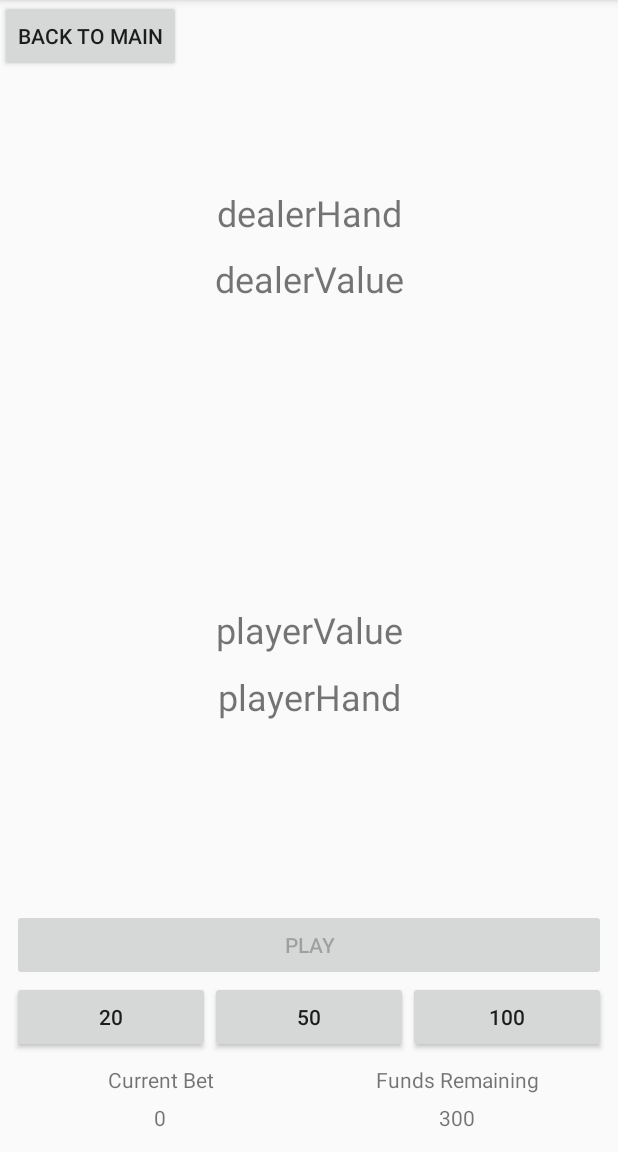
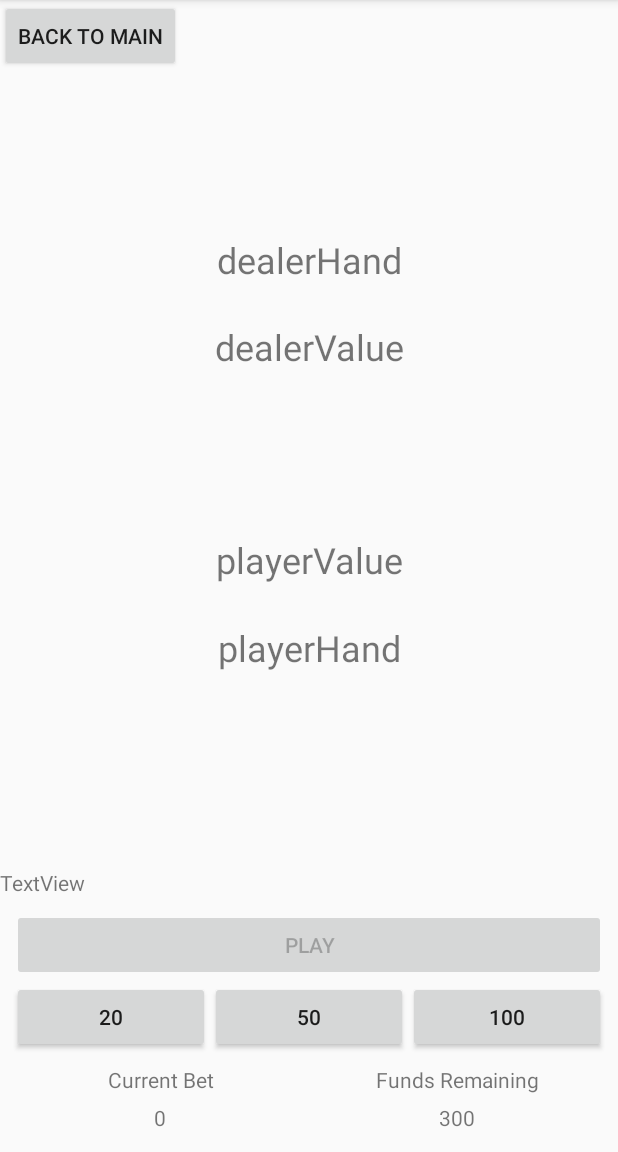
Before and after one commit to dotbig/BareBonesBlackjack, an Android app: the GameActivity screen opened directly, with no data from a screen before it, on a phone screen of 412 x 824 dp, the part 84-1236 px from its top. Run offline under Robolectric (Android 15) with nearby library versions, the phone set to English and light mode, and no system bars.

Commit message:
event log, hand display structure
added the event log, simple textview to log significant information since it's hard to realise what's going on sometimes due to everything happening instantly. also useful for debugging right now

altered the structure of the hand information displays to make it more modular; placed all of it inside of a linear view so that it can be moved around/resized together

```diff
--- a/app/src/main/res/layout/activity_game.xml
+++ b/app/src/main/res/layout/activity_game.xml
@@ -13,23 +13,6 @@
         android:text="back to main"
         tools:layout_editor_absoluteX="16dp"
         tools:layout_editor_absoluteY="217dp" />
-
-    <TextView
-        android:id="@+id/textviewValueDealer"
-        android:layout_width="0dp"
-        android:layout_height="40dp"
-        android:layout_marginStart="8dp"
-        android:layout_marginLeft="8dp"
-        android:layout_marginTop="8dp"
-        android:layout_marginEnd="8dp"
-        android:layout_marginRight="8dp"
-        android:gravity="center"
-        android:text="dealerValue"
-        android:textSize="24sp"
-        app:layout_constraintEnd_toEndOf="parent"
-        app:layout_constraintHorizontal_bias="1.0"
-        app:layout_constraintStart_toStartOf="parent"
-        app:layout_constraintTop_toBottomOf="@+id/textviewHandDealer" />
 
     <LinearLayout
         android:id="@+id/currencyBar"
@@ -240,13 +223,112 @@
 
     </LinearLayout>
 
+    <android.support.constraint.Guideline
+        android:id="@+id/guideline"
+        android:layout_width="wrap_content"
+        android:layout_height="wrap_content"
+        android:orientation="vertical"
+        app:layout_constraintGuide_begin="205dp" />
+
+    <TextView
+        android:id="@+id/textviewEventLog"
+        android:layout_width="match_parent"
+        android:layout_height="0dp"
+        android:layout_marginTop="8dp"
+        android:layout_weight=".7"
+        android:gravity="bottom"
+        android:text="TextView"
+        app:layout_constraintBottom_toBottomOf="@+id/linearLayout"
+        app:layout_constraintTop_toTopOf="parent"
+        tools:layout_editor_absoluteX="8dp" />
+
+    <LinearLayout
+        android:id="@+id/linearLayout"
+        android:layout_width="0dp"
+        android:layout_height="0dp"
+        android:layout_marginStart="8dp"
+        android:layout_marginTop="8dp"
+        android:layout_marginEnd="8dp"
+        android:layout_marginBottom="8dp"
+        android:orientation="vertical"
+        android:weightSum="1"
+        app:layout_constraintBottom_toTopOf="@+id/buttonBars"
+        app:layout_constraintEnd_toEndOf="parent"
+        app:layout_constraintStart_toStartOf="parent"
+        app:layout_constraintTop_toTopOf="parent">
+
+        <LinearLayout
+            android:layout_width="match_parent"
+            android:layout_height="wrap_content"
+            android:layout_weight=".45"
+            android:orientation="vertical"
+            android:weightSum="1">
+
+            <TextView
+                android:id="@+id/textviewHandDealer"
+                android:layout_width="match_parent"
+                android:layout_height="wrap_content"
+                android:layout_marginStart="8dp"
+                android:layout_marginLeft="8dp"
+                android:layout_marginTop="8dp"
+                android:layout_marginEnd="8dp"
+                android:layout_marginRight="8dp"
+                android:layout_weight=".8"
+                android:gravity="bottom|center"
+                android:text="dealerHand"
+                android:textSize="24sp"
+                app:layout_constraintEnd_toEndOf="parent"
+                app:layout_constraintStart_toStartOf="parent"
+                app:layout_constraintTop_toTopOf="parent" />
+
+            <TextView
+                android:id="@+id/textviewValueDealer"
+                android:layout_width="match_parent"
+                android:layout_height="wrap_content"
+                android:layout_marginStart="8dp"
+                android:layout_marginLeft="8dp"
+                android:layout_marginTop="8dp"
+                android:layout_marginEnd="8dp"
+                android:layout_marginRight="8dp"
+                android:layout_weight=".2"
+                android:gravity="center"
+                android:text="dealerValue"
+                android:textSize="24sp"
+                app:layout_constraintEnd_toEndOf="parent"
+                app:layout_constraintHorizontal_bias="1.0"
+                app:layout_constraintStart_toStartOf="parent"
+                app:layout_constraintTop_toBottomOf="@+id/textviewHandDealer" />
+        </LinearLayout>
+
+        <TextView
+            android:id="@+id/textviewResult"
+            android:layout_width="match_parent"
+            android:layout_height="wrap_content"
+            android:layout_marginStart="8dp"
+            android:layout_marginTop="8dp"
+            android:layout_marginEnd="8dp"
+            android:layout_marginBottom="8dp"
+            android:layout_weight=".1"
+            app:layout_constraintBottom_toTopOf="@+id/textviewValuePlayer"
+            app:layout_constraintEnd_toEndOf="parent"
+            app:layout_constraintStart_toStartOf="parent"
+            app:layout_constraintTop_toBottomOf="@+id/textviewValueDealer" />
+
+        <LinearLayout
+            android:layout_width="match_parent"
+            android:layout_height="wrap_content"
+            android:layout_weight=".45"
+            android:orientation="vertical"
+            android:weightSum="1">
+
             <TextView
                 android:id="@+id/textviewValuePlayer"
-        android:layout_width="0dp"
-        android:layout_height="40dp"
+                android:layout_width="match_parent"
+                android:layout_height="wrap_content"
                 android:layout_marginStart="8dp"
                 android:layout_marginEnd="8dp"
                 android:layout_marginBottom="8dp"
+                android:layout_weight=".2"
                 android:gravity="center"
                 android:text="playerValue"
                 android:textSize="24sp"
@@ -257,54 +339,21 @@
 
             <TextView
                 android:id="@+id/textviewHandPlayer"
-        android:layout_width="0dp"
-        android:layout_height="150dp"
+                android:layout_width="match_parent"
+                android:layout_height="wrap_content"
                 android:layout_marginStart="8dp"
                 android:layout_marginLeft="8dp"
                 android:layout_marginEnd="8dp"
                 android:layout_marginRight="8dp"
                 android:layout_marginBottom="8dp"
+                android:layout_weight=".8"
                 android:gravity="center|top"
                 android:text="playerHand"
                 android:textSize="24sp"
                 app:layout_constraintBottom_toTopOf="@+id/buttonBars"
                 app:layout_constraintEnd_toEndOf="parent"
                 app:layout_constraintStart_toStartOf="parent" />
-
-    <android.support.constraint.Guideline
-        android:id="@+id/guideline"
-        android:layout_width="wrap_content"
-        android:layout_height="wrap_content"
-        android:orientation="vertical"
-        app:layout_constraintGuide_begin="205dp" />
-
-    <TextView
-        android:id="@+id/textviewHandDealer"
-        android:layout_width="0dp"
-        android:layout_height="150dp"
-        android:layout_marginStart="8dp"
-        android:layout_marginLeft="8dp"
-        android:layout_marginTop="8dp"
-        android:layout_marginEnd="8dp"
-        android:layout_marginRight="8dp"
-        android:gravity="bottom|center"
-        android:text="dealerHand"
-        android:textSize="24sp"
-        app:layout_constraintEnd_toEndOf="parent"
-        app:layout_constraintStart_toStartOf="parent"
-        app:layout_constraintTop_toTopOf="parent" />
-
-    <TextView
-        android:id="@+id/textviewResult"
-        android:layout_width="wrap_content"
-        android:layout_height="wrap_content"
-        android:layout_marginStart="8dp"
-        android:layout_marginTop="8dp"
-        android:layout_marginEnd="8dp"
-        android:layout_marginBottom="8dp"
-        app:layout_constraintBottom_toTopOf="@+id/textviewValuePlayer"
-        app:layout_constraintEnd_toEndOf="parent"
-        app:layout_constraintStart_toStartOf="parent"
-        app:layout_constraintTop_toBottomOf="@+id/textviewValueDealer" />
+        </LinearLayout>
+    </LinearLayout>
 
 </android.support.constraint.ConstraintLayout>
```
Lines whose indentation alone changed are shown as unchanged.
